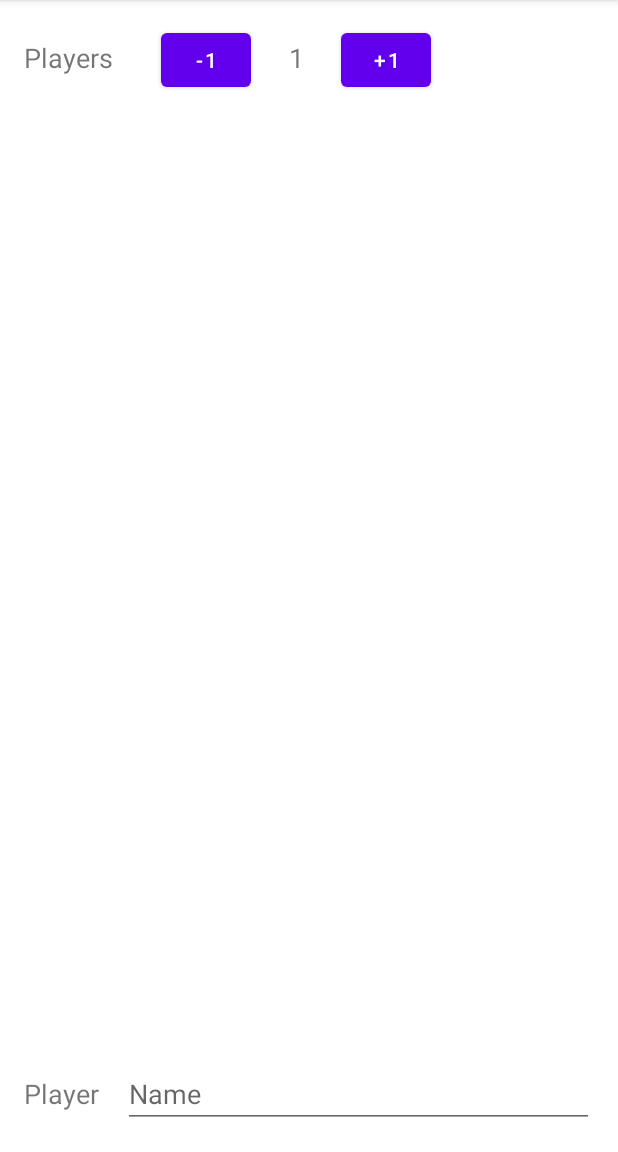
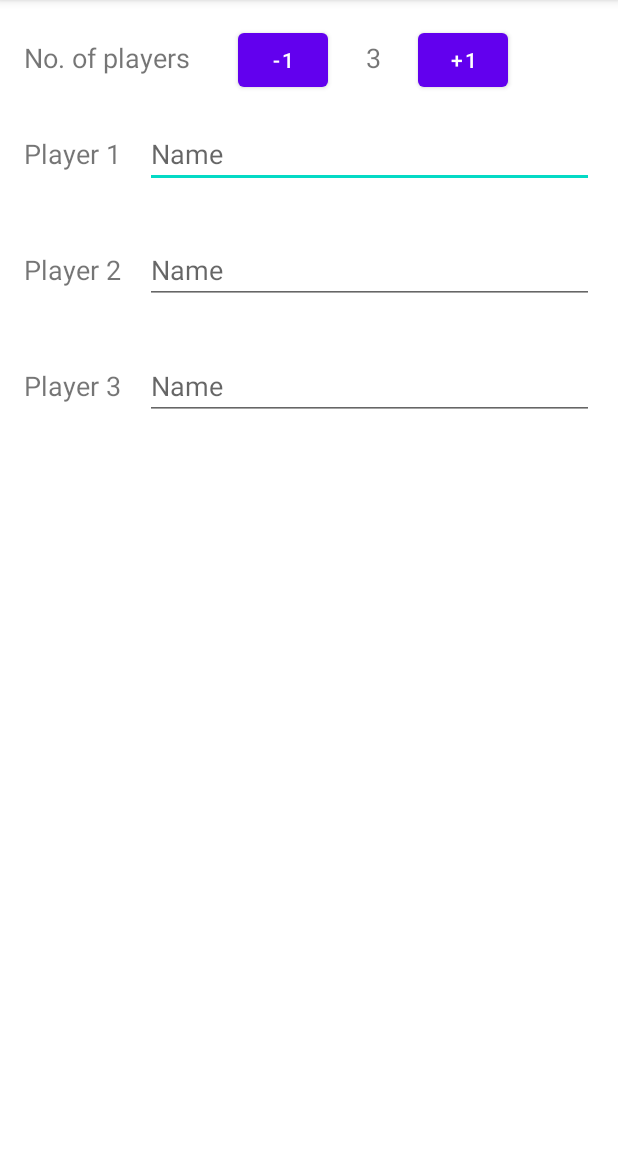
Before and after one commit to tamj0rd2/skull-king-calculator, an Android app: the screen it shows after launch (MainActivity), after a tap on "+1", on a phone screen of 412 x 824 dp, the part 84-1236 px from its top. Run offline under Robolectric (Android 15) with nearby library versions, the phone set to English and light mode, and no system bars.

Commit message:
Add or remove players nicely

```diff
--- a/app/build.gradle
+++ b/app/build.gradle
@@ -39,6 +39,8 @@ dependencies {
     implementation 'androidx.appcompat:appcompat:1.2.0'
     implementation 'com.google.android.material:material:1.2.1'
     implementation 'androidx.constraintlayout:constraintlayout:2.0.4'
+    implementation "androidx.fragment:fragment-ktx:1.2.5"
+    implementation "androidx.lifecycle:lifecycle-viewmodel-savedstate:2.3.0-beta01"
     testImplementation 'junit:junit:4.13.1'
     androidTestImplementation 'androidx.test.ext:junit:1.1.2'
     androidTestImplementation 'androidx.test.espresso:espresso-core:3.3.0'
--- /dev/null
+++ b/app/src/main/java/com/tamj0rd2/skullkingcalculator/GameSetupFragment.kt
@@ -0,0 +1,70 @@
+package com.tamj0rd2.skullkingcalculator
+
+import android.os.Bundle
+import android.view.View
+import android.widget.Button
+import android.widget.TextView
+import androidx.constraintlayout.widget.Barrier
+import androidx.constraintlayout.widget.ConstraintLayout
+import androidx.fragment.app.Fragment
+import androidx.fragment.app.viewModels
+import com.tamj0rd2.skullkingcalculator.components.PlayerInput
+import com.tamj0rd2.skullkingcalculator.viewmodels.GameSetupViewModel
+
+class GameSetupFragment : Fragment(R.layout.game_setup) {
+    private val viewModel: GameSetupViewModel by viewModels()
+
+    private lateinit var playerCountTextView: TextView
+    private lateinit var topLevelLayout: ConstraintLayout
+    private lateinit var removePlayerButton: Button
+    private lateinit var addPlayerButton: Button
+    private lateinit var playerConfigBarrier: Barrier
+
+    private val playerInputs = mutableListOf<PlayerInput>()
+
+    override fun onViewCreated(view: View, savedInstanceState: Bundle?) {
+        super.onViewCreated(view, savedInstanceState)
+        this.topLevelLayout = view.findViewById(R.id.topLevelLayout)
+        this.playerConfigBarrier = view.findViewById(R.id.playerConfig)
+        this.playerCountTextView = view.findViewById(R.id.playerCount)
+
+        this.removePlayerButton = view.findViewById(R.id.removePlayer)
+        this.removePlayerButton.setOnClickListener { this.removePlayerInput() }
+
+        this.addPlayerButton = view.findViewById(R.id.addPlayer)
+        this.addPlayerButton.setOnClickListener { this.addPlayerInput() }
+
+        this.addPlayerInput()
+        this.addPlayerInput()
+    }
+
+    private fun addPlayerInput() {
+        val layoutParams = ConstraintLayout.LayoutParams(
+            ConstraintLayout.LayoutParams.MATCH_CONSTRAINT,
+            ConstraintLayout.LayoutParams.WRAP_CONTENT
+        )
+        layoutParams.startToStart = this.topLevelLayout.id
+        layoutParams.endToEnd = this.topLevelLayout.id
+        layoutParams.topToBottom = this.playerInputs.lastOrNull()?.id ?: this.playerConfigBarrier.id
+
+        val playerInput = PlayerInput(this.context, null, this.playerInputs.size + 1)
+        playerInput.id = View.generateViewId()
+        playerInput.layoutParams = layoutParams
+
+        playerInputs.add(playerInput)
+        this.topLevelLayout.addView(playerInput)
+        this.updateCountAndButtonStatuses()
+    }
+
+    private fun removePlayerInput() {
+        val lastPlayerInput = this.playerInputs.removeAt(this.playerInputs.size - 1)
+        this.topLevelLayout.removeView(lastPlayerInput)
+        this.updateCountAndButtonStatuses()
+    }
+
+    private fun updateCountAndButtonStatuses() {
+        this.removePlayerButton.isEnabled = this.playerInputs.size > 2
+        this.addPlayerButton.isEnabled = this.playerInputs.size < 6
+        this.playerCountTextView.text = this.playerInputs.size.toString()
+    }
+}
--- a/app/src/main/java/com/tamj0rd2/skullkingcalculator/MainActivity.kt
+++ b/app/src/main/java/com/tamj0rd2/skullkingcalculator/MainActivity.kt
@@ -1,47 +1,18 @@
 package com.tamj0rd2.skullkingcalculator
 
 import android.os.Bundle
-import android.view.View
-import android.widget.TextView
 import androidx.appcompat.app.AppCompatActivity
-import androidx.constraintlayout.widget.ConstraintLayout
-import androidx.constraintlayout.widget.ConstraintLayout.LayoutParams
-import com.tamj0rd2.skullkingcalculator.components.PlayerInput
+import androidx.fragment.app.add
+import androidx.fragment.app.commit
 
-class MainActivity : AppCompatActivity() {
+class MainActivity : AppCompatActivity(R.layout.activity_main) {
     override fun onCreate(savedInstanceState: Bundle?) {
         super.onCreate(savedInstanceState)
-        setContentView(R.layout.activity_main)
-    }
-
-    fun addAPlayer(view: View) {
-        this.addPlayerRow()
-        this.updatePlayerCount()
-    }
-
-    fun removeAPlayer(view: View) {}
-
-    private fun addPlayerRow() {
-        val rootLayout = this.getRootLayout()
-
-        val layoutParams = LayoutParams(LayoutParams.MATCH_CONSTRAINT, LayoutParams.WRAP_CONTENT)
-        layoutParams.startToStart = rootLayout.id
-        layoutParams.endToEnd = rootLayout.id
-        layoutParams.bottomToBottom = rootLayout.id
-
-        val playerInput = PlayerInput(this, null)
-        playerInput.id = View.generateViewId()
-        playerInput.layoutParams = layoutParams
-        rootLayout.addView(playerInput)
-    }
-
-    private fun updatePlayerCount() {
-        val playerCount = this.findViewById<TextView>(R.id.playerCount)
-//        playerCount.text = this.playerRowIds.size.toString()
-        playerCount.text = "1"
-    }
-
-    private fun getRootLayout(): ConstraintLayout {
-        return this.findViewById(R.id.root)
+        if (savedInstanceState == null) {
+            this.supportFragmentManager.commit {
+                setReorderingAllowed(true)
+                add<GameSetupFragment>(R.id.fragment_container_view)
+            }
+        }
     }
 }
--- a/app/src/main/java/com/tamj0rd2/skullkingcalculator/components/PlayerInput.kt
+++ b/app/src/main/java/com/tamj0rd2/skullkingcalculator/components/PlayerInput.kt
@@ -8,16 +8,18 @@ import android.widget.LinearLayout
 import android.widget.TextView
 import com.tamj0rd2.skullkingcalculator.R
 
-class PlayerInput(context: Context?, attrs: AttributeSet?) : LinearLayout(context, attrs) {
+class PlayerInput(context: Context?, attrs: AttributeSet?, playerId: Int) : LinearLayout(context, attrs) {
 
-    private var textView: TextView
-    private var editText: EditText
+    private val textView: TextView
+    private val editText: EditText
 
     init {
         LayoutInflater.from(context)
             .inflate(R.layout.player_input, this, true)
 
         this.textView = findViewById(R.id.playerNameLabel)
+        this.textView.text = String.format(this.resources.getString(R.string.playerLabel), playerId)
+
         this.editText = findViewById(R.id.playerNameInput)
     }
 }
--- /dev/null
+++ b/app/src/main/java/com/tamj0rd2/skullkingcalculator/viewmodels/GameSetupViewModel.kt
@@ -0,0 +1,14 @@
+package com.tamj0rd2.skullkingcalculator.viewmodels
+
+import androidx.lifecycle.SavedStateHandle
+import androidx.lifecycle.ViewModel
+
+class GameSetupViewModel(savedStateHandle: SavedStateHandle) : ViewModel() {
+    val players = listOf<Player>()
+
+    val something: String = savedStateHandle["something"]
+        ?: throw java.lang.IllegalArgumentException("I don't understand")
+
+}
+
+data class Player(val name: String)
--- a/app/src/main/res/layout/activity_main.xml
+++ b/app/src/main/res/layout/activity_main.xml
@@ -2,60 +2,14 @@
 <androidx.constraintlayout.widget.ConstraintLayout xmlns:android="http://schemas.android.com/apk/res/android"
     xmlns:app="http://schemas.android.com/apk/res-auto"
     xmlns:tools="http://schemas.android.com/tools"
-    android:id="@+id/root"
+    android:id="@+id/topLevelLayout"
     android:layout_width="match_parent"
     android:layout_height="match_parent"
     tools:context=".MainActivity">
 
-    <TextView
-        android:id="@+id/players"
-        android:layout_width="wrap_content"
-        android:layout_height="wrap_content"
-        android:layout_marginStart="16dp"
-        android:text="@string/players"
-        android:textSize="18sp"
-        app:layout_constraintBaseline_toBaselineOf="@+id/addPlayer"
-        app:layout_constraintStart_toStartOf="parent" />
-
-    <Button
-        android:id="@+id/removePlayer"
-        android:layout_width="60dp"
-        android:layout_height="wrap_content"
-        android:layout_marginStart="32sp"
-        android:layout_marginTop="16dp"
-        android:onClick="removeAPlayer"
-        android:text="@string/remove_player"
-        android:textAlignment="center"
-        app:layout_constraintStart_toEndOf="@+id/players"
-        app:layout_constraintTop_toTopOf="parent" />
-
-    <TextView
-        android:id="@+id/playerCount"
-        android:layout_width="60dp"
-        android:layout_height="wrap_content"
-        android:textAlignment="center"
-        android:textSize="18sp"
-        app:layout_constraintBaseline_toBaselineOf="@+id/players"
-        app:layout_constraintStart_toEndOf="@+id/removePlayer"
-        tools:text="0" />
-
-    <Button
-        android:id="@+id/addPlayer"
-        android:layout_width="60dp"
-        android:layout_height="wrap_content"
-        android:layout_marginTop="16dp"
-        android:onClick="addAPlayer"
-        android:text="@string/add_player"
-        android:textAlignment="center"
-        app:layout_constraintStart_toEndOf="@+id/playerCount"
-        app:layout_constraintTop_toTopOf="parent" />
-
-<!--    <com.tamj0rd2.skullkingcalculator.components.PlayerInput-->
-<!--        android:id="@+id/player1"-->
-<!--        android:layout_width="0dp"-->
-<!--        android:layout_height="wrap_content"-->
-<!--        app:layout_constraintStart_toStartOf="parent"-->
-<!--        app:layout_constraintEnd_toEndOf="parent"-->
-<!--        app:layout_constraintBottom_toBottomOf="parent" />-->
+    <androidx.fragment.app.FragmentContainerView
+        android:layout_width="match_parent"
+        android:layout_height="match_parent"
+        android:id="@+id/fragment_container_view" />
 
 </androidx.constraintlayout.widget.ConstraintLayout>
--- /dev/null
+++ b/app/src/main/res/layout/game_setup.xml
@@ -0,0 +1,59 @@
+<?xml version="1.0" encoding="utf-8"?>
+<androidx.constraintlayout.widget.ConstraintLayout xmlns:android="http://schemas.android.com/apk/res/android"
+    xmlns:app="http://schemas.android.com/apk/res-auto"
+    xmlns:tools="http://schemas.android.com/tools"
+    android:id="@+id/topLevelLayout"
+    android:layout_width="match_parent"
+    android:layout_height="match_parent" >
+
+    <TextView
+        android:id="@+id/players"
+        android:layout_width="wrap_content"
+        android:layout_height="wrap_content"
+        android:layout_marginStart="16dp"
+        android:text="@string/playerSetup"
+        android:textSize="18sp"
+        app:layout_constrainedWidth="true"
+        app:layout_constraintBaseline_toBaselineOf="@+id/addPlayer"
+        app:layout_constraintStart_toStartOf="parent" />
+
+    <Button
+        android:id="@+id/removePlayer"
+        android:layout_width="60dp"
+        android:layout_height="wrap_content"
+        android:layout_marginStart="32sp"
+        android:layout_marginTop="16dp"
+        android:text="@string/remove_player"
+        android:textAlignment="center"
+        app:layout_constraintStart_toEndOf="@+id/players"
+        app:layout_constraintTop_toTopOf="parent" />
+
+    <TextView
+        android:id="@+id/playerCount"
+        android:layout_width="60dp"
+        android:layout_height="wrap_content"
+        android:textAlignment="center"
+        android:textSize="18sp"
+        app:layout_constraintBaseline_toBaselineOf="@+id/players"
+        app:layout_constraintStart_toEndOf="@+id/removePlayer"
+        tools:text="0" />
+
+    <Button
+        android:id="@+id/addPlayer"
+        android:layout_width="60dp"
+        android:layout_height="wrap_content"
+        android:layout_marginTop="16dp"
+        android:text="@string/add_player"
+        android:textAlignment="center"
+        app:layout_constraintStart_toEndOf="@+id/playerCount"
+        app:layout_constraintTop_toTopOf="parent" />
+
+    <androidx.constraintlayout.widget.Barrier
+        android:id="@+id/playerConfig"
+        android:layout_width="wrap_content"
+        android:layout_height="wrap_content"
+        app:barrierDirection="bottom"
+        app:constraint_referenced_ids="players,playerCount,addPlayer,removePlayer"
+        tools:layout_editor_absoluteY="731dp" />
+
+</androidx.constraintlayout.widget.ConstraintLayout>
--- a/app/src/main/res/layout/player_input.xml
+++ b/app/src/main/res/layout/player_input.xml
@@ -9,7 +9,7 @@
         android:id="@+id/playerNameLabel"
         android:layout_width="wrap_content"
         android:layout_height="wrap_content"
-        android:text="@string/player"
+        android:text="@string/playerLabel"
         android:textSize="18sp"
         app:layout_constraintBaseline_toBaselineOf="@+id/playerNameInput"
         app:layout_constraintStart_toStartOf="parent"
--- a/app/src/main/res/values/strings.xml
+++ b/app/src/main/res/values/strings.xml
@@ -1,8 +1,8 @@
 <resources>
     <string name="app_name">Skull King Calculator</string>
     <string name="add_player">+1</string>
-    <string name="player">Player</string>
+    <string name="playerLabel">Player %1$s</string>
     <string name="name">Name</string>
-    <string name="players">Players</string>
+    <string name="playerSetup">No. of players</string>
     <string name="remove_player">-1</string>
 </resources>
```
